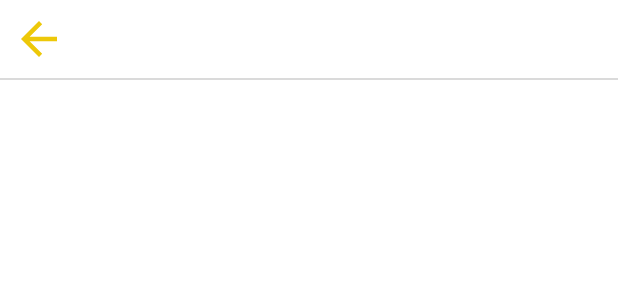
After one commit to sivalijaya/FinDo, an Android app: the layout fragment_header.xml on its own in the app's theme, with its tools: preview values and no code run, on a phone screen of 412 x 824 dp. The commit adds this screen. Shown: the top 300 px of the screen. Run offline under Robolectric (Android 15) with nearby library versions, the phone set to English and light mode, and no system bars.

Commit message:
update headerComponent, check order

```diff
--- a/app/src/main/java/com/example/findo/SearchFragment.java
+++ b/app/src/main/java/com/example/findo/SearchFragment.java
@@ -30,7 +30,7 @@ public class SearchFragment extends Fragment {
             @Override
             public void onClick(View view) {
                 //todo change intent to check order
-                Intent intent = new Intent(getActivity(), SplashActivity.class);
+                Intent intent = new Intent(getActivity(), CheckOrderActivity.class);
                 startActivity(intent);
             }
         });
--- /dev/null
+++ b/app/src/main/res/layout/fragment_header.xml
@@ -0,0 +1,44 @@
+<?xml version="1.0" encoding="utf-8"?>
+<androidx.constraintlayout.widget.ConstraintLayout xmlns:android="http://schemas.android.com/apk/res/android"
+    xmlns:app="http://schemas.android.com/apk/res-auto"
+    xmlns:tools="http://schemas.android.com/tools"
+    android:layout_width="match_parent"
+    android:layout_height="wrap_content"
+    tools:context=".HeaderFragment">
+    <RelativeLayout
+        android:layout_width="match_parent"
+        android:layout_height="match_parent">
+
+        <RelativeLayout
+            android:id="@+id/view1"
+            android:layout_width="match_parent"
+            android:layout_height="wrap_content"
+            android:padding="8dp">
+
+            <ImageView
+                android:id="@+id/back_btn"
+                android:layout_width="wrap_content"
+                android:layout_height="wrap_content"
+                android:layout_centerVertical="true"
+                android:src="@drawable/ic_baseline_arrow_back_36" />
+
+            <TextView
+                android:id="@+id/textHeader"
+                android:layout_width="wrap_content"
+                android:layout_height="wrap_content"
+                android:layout_centerInParent="true"
+                android:text=""
+                android:textColor="@color/black"
+                android:textSize="20dp"
+                android:textStyle="bold" />
+        </RelativeLayout>
+
+        <View
+            android:id="@+id/separator"
+            android:layout_width="wrap_content"
+            android:layout_height="1dp"
+            android:layout_below="@id/view1"
+            android:background="#DADADA"
+            android:visibility="visible" />
+    </RelativeLayout>
+</androidx.constraintlayout.widget.ConstraintLayout>
```
Also changed, not shown: app/src/main/java/com/example/findo/ArResultActivity.java (+9 -0 lines), app/src/main/java/com/example/findo/CheckOrderActivity.java (added, +32 -0 lines), app/src/main/java/com/example/findo/HeaderFragment.java (added, +88 -0 lines), app/src/main/res/layout/activity_check_order.xml (added, +58 -0 lines).
